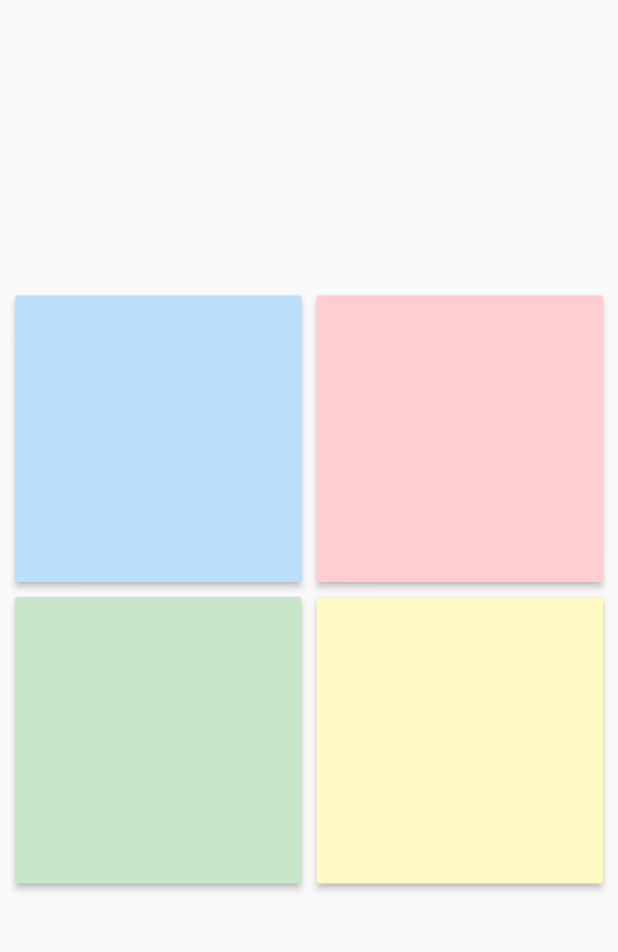
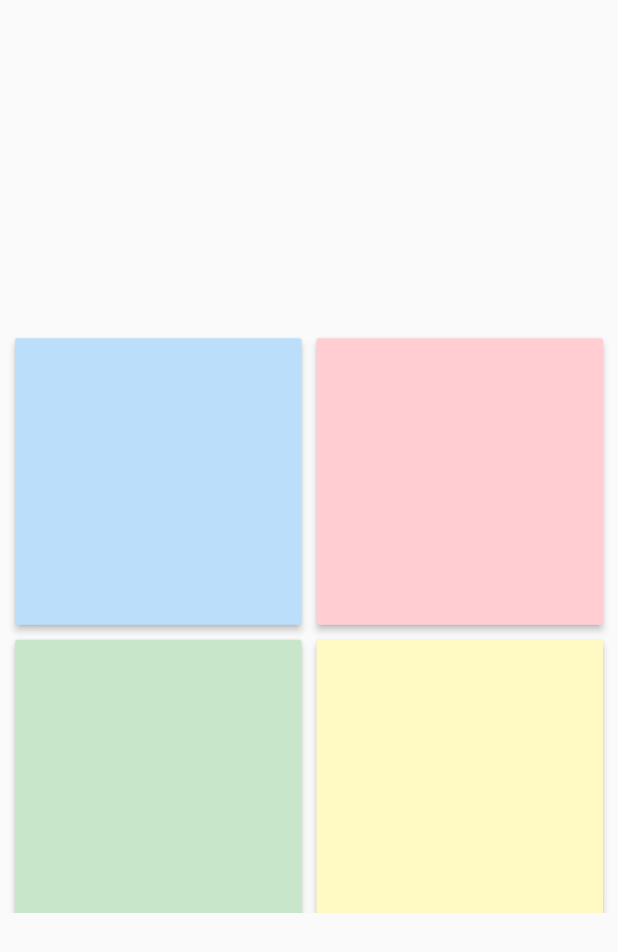
Before and after one commit to FBanitz/Simon, a Flutter app: the screen it shows after launch, on a phone screen of 412 x 824 dp. Shown: the top 952 px of the screen. Run offline on Flutter 3.47's test engine with Material 2 defaults, Android fonts, the phone set to English and light mode, and no system bars.

Commit message:
Amélioration et figniolage des boutons

```diff
--- a/lib/main.dart
+++ b/lib/main.dart
@@ -48,7 +48,7 @@ class _GameState extends State<Game> {
   bool red = false;
   bool green = false;
   bool yellow = false;
-  bool buttonState = false;
+  //bool buttonState = false;
 /*
   void _incrementCounter() {
     setState(() {
@@ -72,8 +72,9 @@ class _GameState extends State<Game> {
     return Scaffold(
       body: Center(
         child: Container(
-          height: 450,
+          height: 393,
           child: GridView.count(
+            primary: false,
             padding: const EdgeInsets.all(10.0),
             crossAxisSpacing: 10.0,
             mainAxisSpacing: 10.0,
```
